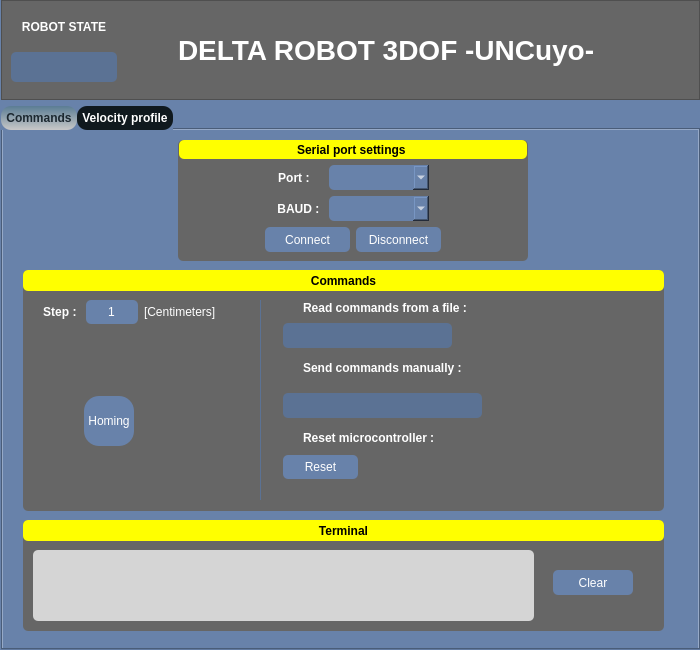
Eliascc5/IHM_v1, file mainwindow.ui: the form before one commit.
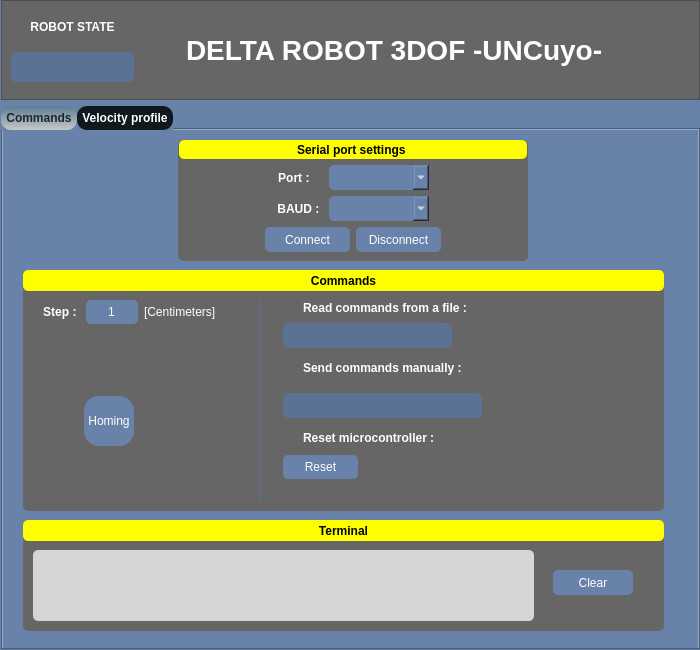
The form after the commit. Icons and pictures are not drawn. Custom widgets are drawn as their Qt base class.

What changed in the file:
```diff
--- a/mainwindow.ui
+++ b/mainwindow.ui
@@ -120,6 +120,14 @@
              <height>25</height>
             </size>
            </property>
+           <property name="font">
+            <font>
+             <bold>true</bold>
+            </font>
+           </property>
+           <property name="cursor">
+            <cursorShape>ArrowCursor</cursorShape>
+           </property>
            <property name="autoFillBackground">
             <bool>false</bool>
            </property>
@@ -128,6 +136,9 @@
 border-radius: 5px;
 color: rgb(255, 255, 255);</string>
            </property>
+           <property name="alignment">
+            <set>Qt::AlignCenter</set>
+           </property>
            <property name="readOnly">
             <bool>true</bool>
            </property>
```
Left out of the diff: 8 changed lines with no effect on the pictures.
